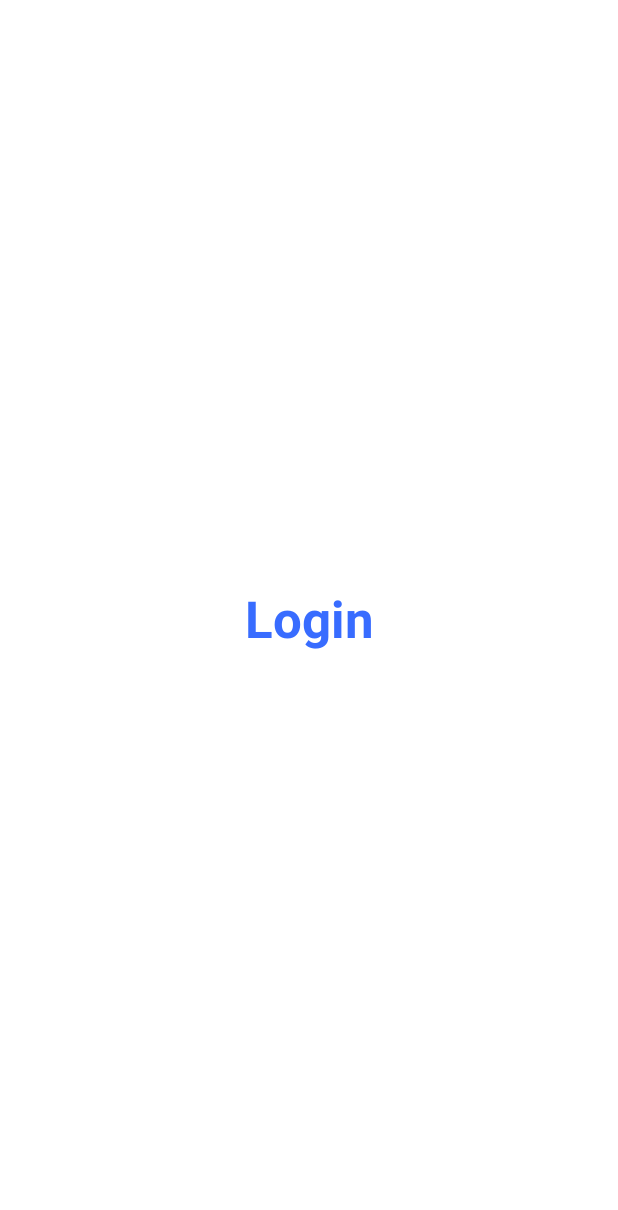
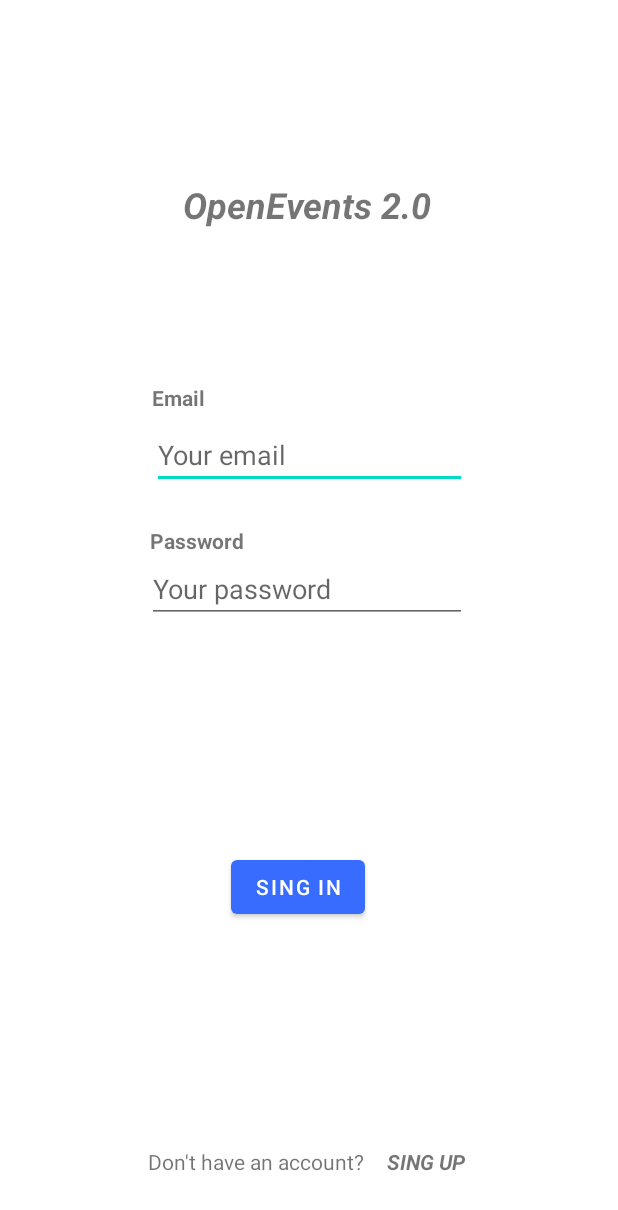
Before and after one commit to OscarRD2/OpenEvents, an Android app: the screen it shows after launch (MainActivity), on a phone screen of 412 x 824 dp. Before the commit the part shown is almost empty. Shown: the top 1210 px of the screen. Run offline under Robolectric (Android 15) with nearby library versions, the phone set to English and light mode, and no system bars.

Commit message:
Login Layout (DONE)

```diff
--- a/app/src/main/java/com/androidpprog2/openevents/MainActivity.java
+++ b/app/src/main/java/com/androidpprog2/openevents/MainActivity.java
@@ -2,9 +2,13 @@ package com.androidpprog2.openevents;
 
 import androidx.appcompat.app.AppCompatActivity;
 
+import android.content.Intent;
 import android.os.Bundle;
+import android.view.View;
+import android.widget.TextView;
 
 public class MainActivity extends AppCompatActivity {
+    TextView singUp;
 
     @Override
     protected void onCreate(Bundle savedInstanceState) {
@@ -12,5 +16,16 @@ public class MainActivity extends AppCompatActivity {
         setContentView(R.layout.activity_main);
         getSupportActionBar().hide();
 
+
+        singUp = (TextView) findViewById(R.id.SingUp);
+        singUp.setOnClickListener(new View.OnClickListener() {
+
+            @Override
+            public void onClick(View v) {
+                //Linkear pag Registro -> VICTOR
+                Intent i = new Intent(MainActivity.this, SplashScreenActivity.class);
+                startActivity(i);
+            }
+        });
     }
-}
+    }
--- a/app/src/main/res/layout/activity_main.xml
+++ b/app/src/main/res/layout/activity_main.xml
@@ -7,15 +7,121 @@
     tools:context=".MainActivity">
 
     <TextView
+        android:id="@+id/title_login"
         android:layout_width="wrap_content"
         android:layout_height="wrap_content"
-        android:text="Login"
-        android:textColor="@color/blue"
-        android:textSize="34sp"
-        android:textStyle="bold"
-        app:layout_constraintBottom_toBottomOf="parent"
-        app:layout_constraintLeft_toLeftOf="parent"
-        app:layout_constraintRight_toRightOf="parent"
+        android:layout_marginTop="120dp"
+        android:text="@string/title_login"
+        android:textAlignment="center"
+        android:textSize="24sp"
+        android:textStyle="bold|italic"
+        app:layout_constraintEnd_toEndOf="parent"
+        app:layout_constraintHorizontal_bias="0.497"
+        app:layout_constraintStart_toStartOf="parent"
         app:layout_constraintTop_toTopOf="parent" />
 
+    <EditText
+        android:id="@+id/editTextTextEmailAddress"
+        android:layout_width="210dp"
+        android:layout_height="45dp"
+        android:layout_marginStart="8dp"
+        android:layout_marginTop="128dp"
+        android:layout_marginEnd="8dp"
+        android:layout_marginBottom="32dp"
+        android:ems="10"
+        android:hint="@string/email_hint"
+        android:inputType="textEmailAddress"
+        app:layout_constraintBottom_toTopOf="@+id/editTextTextPassword"
+        app:layout_constraintEnd_toEndOf="parent"
+        app:layout_constraintHorizontal_bias="0.502"
+        app:layout_constraintStart_toStartOf="parent"
+        app:layout_constraintTop_toBottomOf="@+id/title_login"
+        app:layout_constraintVertical_bias="0.26" />
+
+    <EditText
+        android:id="@+id/editTextTextPassword"
+        android:layout_width="wrap_content"
+        android:layout_height="wrap_content"
+        android:layout_marginTop="44dp"
+        android:ems="10"
+        android:hint="@string/password_hint"
+        android:inputType="textPassword"
+        app:layout_constraintEnd_toEndOf="parent"
+        app:layout_constraintHorizontal_bias="0.492"
+        app:layout_constraintStart_toStartOf="parent"
+        app:layout_constraintTop_toBottomOf="@+id/editTextTextEmailAddress" />
+
+    <Button
+        android:id="@+id/button"
+        android:layout_width="wrap_content"
+        android:layout_height="wrap_content"
+        android:layout_marginStart="154dp"
+        android:layout_marginTop="30dp"
+        android:layout_marginEnd="168dp"
+        android:layout_marginBottom="27dp"
+        android:text="@string/singIn"
+        app:layout_constraintBottom_toTopOf="@+id/noAcount"
+        app:layout_constraintEnd_toEndOf="parent"
+        app:layout_constraintHorizontal_bias="0.0"
+        app:layout_constraintStart_toStartOf="parent"
+        app:layout_constraintTop_toBottomOf="@+id/editTextTextPassword" />
+
+    <TextView
+        android:id="@+id/noAcount"
+        android:layout_width="wrap_content"
+        android:layout_height="wrap_content"
+        android:layout_marginBottom="40dp"
+        android:text="@string/noAccount"
+        app:layout_constraintBottom_toBottomOf="parent"
+        app:layout_constraintEnd_toEndOf="parent"
+        app:layout_constraintHorizontal_bias="0.368"
+        app:layout_constraintStart_toStartOf="parent" />
+
+    <TextView
+        android:id="@+id/SingUp"
+        android:layout_width="wrap_content"
+        android:layout_height="wrap_content"
+        android:layout_marginBottom="40dp"
+        android:linksClickable="true"
+        android:text="@string/SingUp"
+        android:textAllCaps="true"
+        android:textStyle="bold|italic"
+        app:layout_constraintBottom_toBottomOf="parent"
+        app:layout_constraintEnd_toEndOf="parent"
+        app:layout_constraintHorizontal_bias="0.128"
+        app:layout_constraintStart_toEndOf="@+id/noAcount" />
+
+    <TextView
+        android:id="@+id/email"
+        android:layout_width="wrap_content"
+        android:layout_height="wrap_content"
+        android:layout_marginStart="101dp"
+        android:layout_marginTop="87dp"
+        android:layout_marginEnd="275dp"
+        android:layout_marginBottom="6dp"
+        android:text="@string/email"
+        android:textStyle="bold"
+        app:layout_constraintBottom_toTopOf="@+id/editTextTextEmailAddress"
+        app:layout_constraintEnd_toEndOf="parent"
+        app:layout_constraintHorizontal_bias="1.0"
+        app:layout_constraintStart_toStartOf="parent"
+        app:layout_constraintTop_toBottomOf="@+id/title_login"
+        app:layout_constraintVertical_bias="1.0" />
+
+    <TextView
+        android:id="@+id/password"
+        android:layout_width="wrap_content"
+        android:layout_height="wrap_content"
+        android:layout_marginStart="101dp"
+        android:layout_marginTop="42dp"
+        android:layout_marginEnd="252dp"
+        android:layout_marginBottom="3dp"
+        android:text="@string/password"
+        android:textStyle="bold"
+        app:layout_constraintBottom_toTopOf="@+id/editTextTextPassword"
+        app:layout_constraintEnd_toEndOf="parent"
+        app:layout_constraintHorizontal_bias="0.4"
+        app:layout_constraintStart_toStartOf="parent"
+        app:layout_constraintTop_toBottomOf="@+id/editTextTextEmailAddress"
+        app:layout_constraintVertical_bias="0.85" />
 </androidx.constraintlayout.widget.ConstraintLayout>
--- a/app/src/main/res/values/strings.xml
+++ b/app/src/main/res/values/strings.xml
@@ -1,5 +1,16 @@
 <resources>
     <string name="app_name">OpenEvents</string>
-    <string name="login">Login</string>
+    <string name="singIn">SING IN</string>
+    <string name="title_login">OpenEvents 2.0</string>
+    <string name="noAccount">Don\'t have an account?</string>
+    <string name="SingUp">Sing Up</string>
+    <string name="password_hint">Your password</string>
+    <string name="email_hint">Your email</string>
+    <string name="email">Email</string>
+    <string name="password">Password</string>
+
+
+
+
 
 </resources>
--- a/app/src/main/res/values/themes.xml
+++ b/app/src/main/res/values/themes.xml
@@ -2,7 +2,7 @@
     <!-- Base application theme. -->
     <style name="Theme.OpenEvents" parent="Theme.MaterialComponents.DayNight.DarkActionBar">
         <!-- Primary brand color. -->
-        <item name="colorPrimary">@color/purple_500</item>
+        <item name="colorPrimary">@color/blue</item>
         <item name="colorPrimaryVariant">@color/purple_700</item>
         <item name="colorOnPrimary">@color/white</item>
         <!-- Secondary brand color. -->
```
